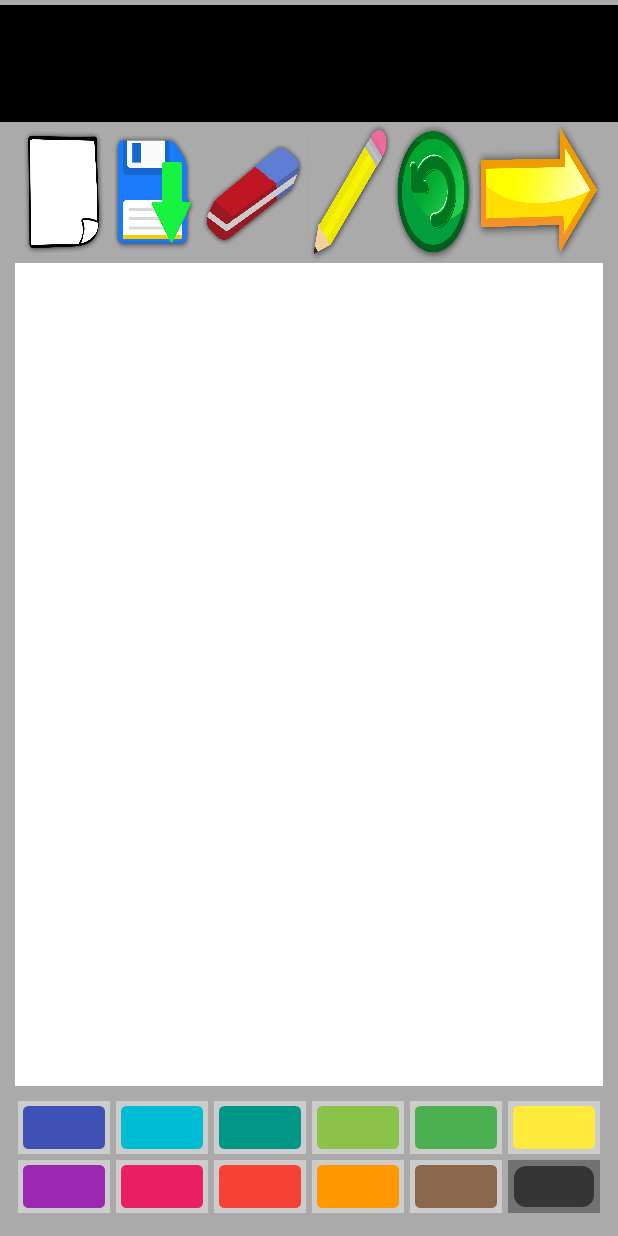
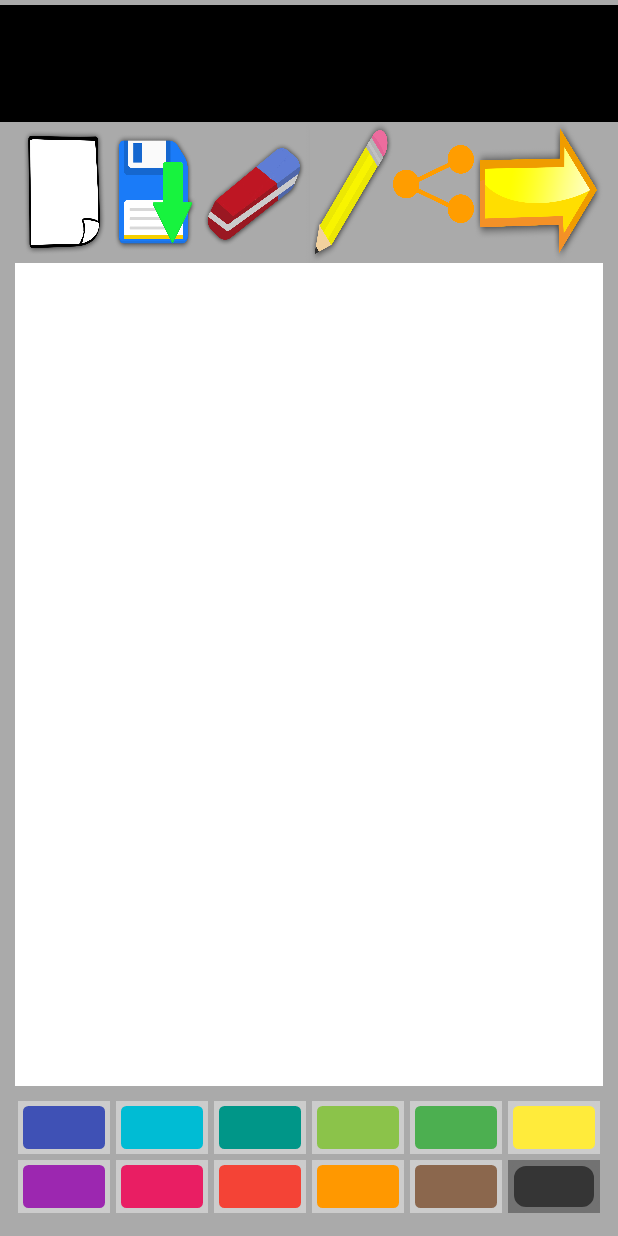
Before and after one commit to Microreget98/Dispositivosmoviles, an Android app: the Inicio screen opened directly, with no data from a screen before it, on a phone screen of 412 x 824 dp. Run offline under Robolectric (Android 15) with nearby library versions, the phone set to English and light mode, and no system bars; 5 statements that could not run were skipped.

Commit message:
Se creo la opcion de compartir desde el lienzo y el metodo para guardar el ultimo lienzo, se agrego id a la BD

```diff
--- a/AppCuentosContarte/app/src/main/AndroidManifest.xml
+++ b/AppCuentosContarte/app/src/main/AndroidManifest.xml
@@ -13,7 +13,7 @@
         android:largeHeap="true"
         android:roundIcon="@mipmap/ic_launcher_round"
         android:supportsRtl="true"
-        android:theme="@style/Theme.ACompat.NoActionBar">
+        android:theme="@style/Theme.AppCompat.NoActionBar">
         <activity android:name=".Final"></activity>
         <activity android:name=".Registro">
             <intent-filter>
--- a/AppCuentosContarte/app/src/main/res/layout/activity_inicio.xml
+++ b/AppCuentosContarte/app/src/main/res/layout/activity_inicio.xml
@@ -83,17 +83,18 @@
             android:background="@drawable/lapizb"
             android:paddingRight="25dp"/>
 
+
         <ImageButton
-            android:id="@+id/btnreproducir"
-            android:layout_width="5dp"
-            android:layout_height="wrap_content"
+            android:id="@+id/btncompartir"
+            android:layout_width="4dp"
+            android:layout_height="52dp"
+            android:layout_marginTop="15dp"
             android:layout_weight=".5"
-            android:background="@drawable/volver"
+            android:background="@drawable/compartir"
             android:paddingRight="40dp"
-            android:text="Reproduce"
 
+            android:text="Compartir"
             android:visibility="visible" />
-
 
         <ImageButton
             android:id="@+id/btnsiguiente"
```
Also changed, not shown: AppCuentosContarte/app/src/main/java/com/example/appcuentoscontarte/Inicio.java (+53 -12 lines), AppCuentosContarte/app/src/main/java/com/example/appcuentoscontarte/Registro.java (+13 -7 lines), AppCuentosContarte/app/src/main/res/drawable/compartir.png (added).
